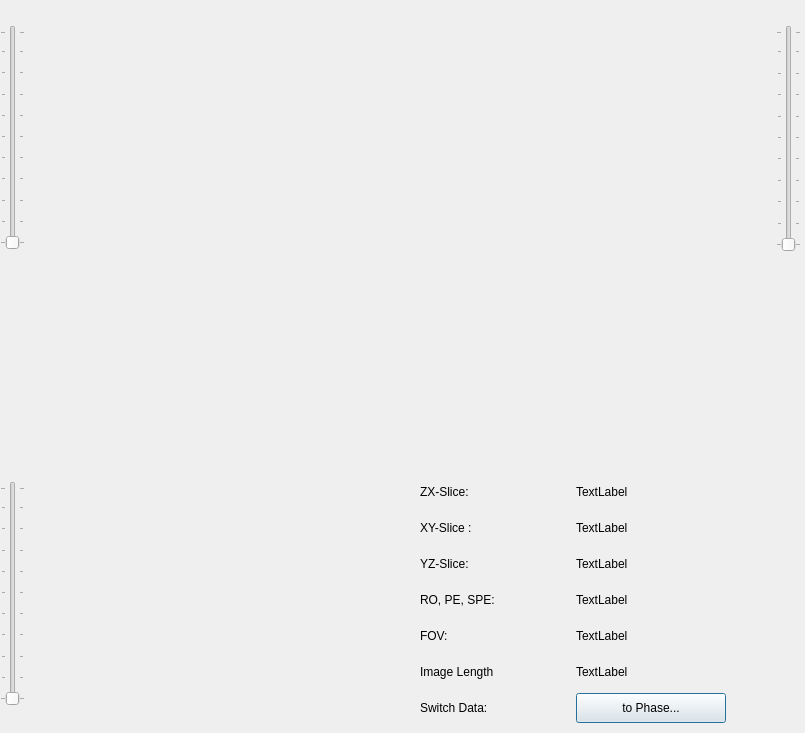
This is Applications/relax2/ui/view_3D.ui in OpenMRI/ocra as Qt 5 draws it before an edit. The edited form follows.
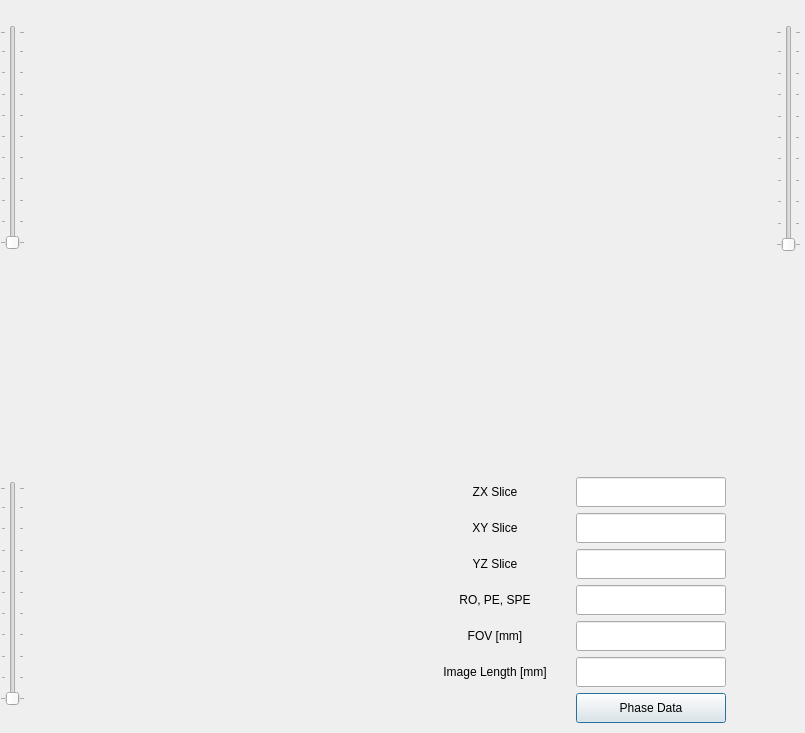
This is the edited form.

What changed in the file:
```diff
--- a/Applications/relax2/ui/view_3D.ui
+++ b/Applications/relax2/ui/view_3D.ui
@@ -258,32 +258,10 @@
        </size>
       </property>
       <property name="text">
-       <string>ZX-Slice:</string>
+       <string>ZX Slice</string>
       </property>
-     </widget>
-    </item>
-    <item row="0" column="1">
-     <widget class="QLabel" name="view3D_label_10">
-      <property name="sizePolicy">
-       <sizepolicy hsizetype="Fixed" vsizetype="Fixed">
-        <horstretch>0</horstretch>
-        <verstretch>0</verstretch>
-       </sizepolicy>
-      </property>
-      <property name="minimumSize">
-       <size>
-        <width>150</width>
-        <height>30</height>
-       </size>
-      </property>
-      <property name="maximumSize">
-       <size>
-        <width>150</width>
-        <height>30</height>
-       </size>
-      </property>
-      <property name="text">
-       <string>TextLabel</string>
+      <property name="alignment">
+       <set>Qt::AlignCenter</set>
       </property>
      </widget>
     </item>
@@ -308,32 +286,10 @@
        </size>
       </property>
       <property name="text">
-       <string>XY-Slice :</string>
+       <string>XY Slice</string>
       </property>
-     </widget>
-    </item>
-    <item row="1" column="1">
-     <widget class="QLabel" name="view3D_label_11">
-      <property name="sizePolicy">
-       <sizepolicy hsizetype="Fixed" vsizetype="Fixed">
-        <horstretch>0</horstretch>
-        <verstretch>0</verstretch>
-       </sizepolicy>
-      </property>
-      <property name="minimumSize">
-       <size>
-        <width>150</width>
-        <height>30</height>
-       </size>
-      </property>
-      <property name="maximumSize">
-       <size>
-        <width>150</width>
-        <height>30</height>
-       </size>
-      </property>
-      <property name="text">
-       <string>TextLabel</string>
+      <property name="alignment">
+       <set>Qt::AlignCenter</set>
       </property>
      </widget>
     </item>
@@ -358,32 +314,10 @@
        </size>
       </property>
       <property name="text">
-       <string>YZ-Slice:</string>
+       <string>YZ Slice</string>
       </property>
-     </widget>
-    </item>
-    <item row="2" column="1">
-     <widget class="QLabel" name="view3D_label_12">
-      <property name="sizePolicy">
-       <sizepolicy hsizetype="Fixed" vsizetype="Fixed">
-        <horstretch>0</horstretch>
-        <verstretch>0</verstretch>
-       </sizepolicy>
-      </property>
-      <property name="minimumSize">
-       <size>
-        <width>150</width>
-        <height>30</height>
-       </size>
-      </property>
-      <property name="maximumSize">
-       <size>
-        <width>150</width>
-        <height>30</height>
-       </size>
-      </property>
-      <property name="text">
-       <string>TextLabel</string>
+      <property name="alignment">
+       <set>Qt::AlignCenter</set>
       </property>
      </widget>
     </item>
@@ -408,32 +342,10 @@
        </size>
       </property>
       <property name="text">
-       <string>RO, PE, SPE:</string>
+       <string>RO, PE, SPE</string>
       </property>
-     </widget>
-    </item>
-    <item row="3" column="1">
-     <widget class="QLabel" name="view3D_label_13">
-      <property name="sizePolicy">
-       <sizepolicy hsizetype="Fixed" vsizetype="Fixed">
-        <horstretch>0</horstretch>
-        <verstretch>0</verstretch>
-       </sizepolicy>
-      </property>
-      <property name="minimumSize">
-       <size>
-        <width>150</width>
-        <height>30</height>
-       </size>
-      </property>
-      <property name="maximumSize">
-       <size>
-        <width>150</width>
-        <height>30</height>
-       </size>
-      </property>
-      <property name="text">
-       <string>TextLabel</string>
+      <property name="alignment">
+       <set>Qt::AlignCenter</set>
       </property>
      </widget>
     </item>
@@ -458,32 +370,10 @@
        </size>
       </property>
       <property name="text">
-       <string>FOV:</string>
+       <string>FOV [mm]</string>
       </property>
-     </widget>
-    </item>
-    <item row="4" column="1">
-     <widget class="QLabel" name="view3D_label_14">
-      <property name="sizePolicy">
-       <sizepolicy hsizetype="Fixed" vsizetype="Fixed">
-        <horstretch>0</horstretch>
-        <verstretch>0</verstretch>
-       </sizepolicy>
-      </property>
-      <property name="minimumSize">
-       <size>
-        <width>150</width>
-        <height>30</height>
-       </size>
-      </property>
-      <property name="maximumSize">
-       <size>
-        <width>150</width>
-        <height>30</height>
-       </size>
-      </property>
-      <property name="text">
-       <string>TextLabel</string>
+      <property name="alignment">
+       <set>Qt::AlignCenter</set>
       </property>
      </widget>
     </item>
@@ -508,57 +398,10 @@
        </size>
       </property>
       <property name="text">
-       <string>Image Length</string>
+       <string>Image Length [mm]</string>
       </property>
-     </widget>
-    </item>
-    <item row="5" column="1">
-     <widget class="QLabel" name="view3D_label_15">
-      <property name="sizePolicy">
-       <sizepolicy hsizetype="Fixed" vsizetype="Fixed">
-        <horstretch>0</horstretch>
-        <verstretch>0</verstretch>
-       </sizepolicy>
-      </property>
-      <property name="minimumSize">
-       <size>
-        <width>150</width>
-        <height>30</height>
-       </size>
-      </property>
-      <property name="maximumSize">
-       <size>
-        <width>150</width>
-        <height>30</height>
-       </size>
-      </property>
-      <property name="text">
-       <string>TextLabel</string>
-      </property>
-     </widget>
-    </item>
-    <item row="6" column="0">
-     <widget class="QLabel" name="label">
-      <property name="sizePolicy">
-       <sizepolicy hsizetype="Fixed" vsizetype="Fixed">
-        <horstretch>0</horstretch>
-        <verstretch>0</verstretch>
-       </sizepolicy>
-      </property>
-      <property name="minimumSize">
-       <size>
-        <width>150</width>
-        <height>30</height>
-       </size>
-      </property>
-      <property name="maximumSize">
-       <size>
-        <width>150</width>
-        <height>30</height>
-       </size>
-      </property>
-      <property name="text">
-       <string>Switch Data:</string>
+      <property name="alignment">
+       <set>Qt::AlignCenter</set>
       </property>
      </widget>
     </item>
@@ -583,7 +426,139 @@
        </size>
       </property>
       <property name="text">
-       <string>to Phase...</string>
+       <string>Phase Data</string>
+      </property>
+     </widget>
+    </item>
+    <item row="0" column="1">
+     <widget class="QLineEdit" name="view3D_ZX_Slice_lineEdit">
+      <property name="minimumSize">
+       <size>
+        <width>150</width>
+        <height>30</height>
+       </size>
+      </property>
+      <property name="maximumSize">
+       <size>
+        <width>150</width>
+        <height>30</height>
+       </size>
+      </property>
+      <property name="alignment">
+       <set>Qt::AlignRight|Qt::AlignTrailing|Qt::AlignVCenter</set>
+      </property>
+      <property name="readOnly">
+       <bool>true</bool>
+      </property>
+     </widget>
+    </item>
+    <item row="1" column="1">
+     <widget class="QLineEdit" name="view3D_XY_Slice_lineEdit">
+      <property name="minimumSize">
+       <size>
+        <width>150</width>
+        <height>30</height>
+       </size>
+      </property>
+      <property name="maximumSize">
+       <size>
+        <width>150</width>
+        <height>30</height>
+       </size>
+      </property>
+      <property name="alignment">
+       <set>Qt::AlignRight|Qt::AlignTrailing|Qt::AlignVCenter</set>
+      </property>
+      <property name="readOnly">
+       <bool>true</bool>
+      </property>
+     </widget>
+    </item>
+    <item row="2" column="1">
+     <widget class="QLineEdit" name="view3D_YZ_Slice_lineEdit">
+      <property name="minimumSize">
+       <size>
+        <width>150</width>
+        <height>30</height>
+       </size>
+      </property>
+      <property name="maximumSize">
+       <size>
+        <width>150</width>
+        <height>30</height>
+       </size>
+      </property>
+      <property name="alignment">
+       <set>Qt::AlignRight|Qt::AlignTrailing|Qt::AlignVCenter</set>
+      </property>
+      <property name="readOnly">
+       <bool>true</bool>
+      </property>
+     </widget>
+    </item>
+    <item row="3" column="1">
+     <widget class="QLineEdit" name="view3D_RO_PE_SPE_lineEdit">
+      <property name="minimumSize">
+       <size>
+        <width>150</width>
+        <height>30</height>
+       </size>
+      </property>
+      <property name="maximumSize">
+       <size>
+        <width>150</width>
+        <height>30</height>
+       </size>
+      </property>
+      <property name="alignment">
+       <set>Qt::AlignRight|Qt::AlignTrailing|Qt::AlignVCenter</set>
+      </property>
+      <property name="readOnly">
+       <bool>true</bool>
+      </property>
+     </widget>
+    </item>
+    <item row="4" column="1">
+     <widget class="QLineEdit" name="view3D_FOV_lineEdit">
+      <property name="minimumSize">
+       <size>
+        <width>150</width>
+        <height>30</height>
+       </size>
+      </property>
+      <property name="maximumSize">
+       <size>
+        <width>150</width>
+        <height>30</height>
+       </size>
+      </property>
+      <property name="alignment">
+       <set>Qt::AlignRight|Qt::AlignTrailing|Qt::AlignVCenter</set>
+      </property>
+      <property name="readOnly">
+       <bool>true</bool>
+      </property>
+     </widget>
+    </item>
+    <item row="5" column="1">
+     <widget class="QLineEdit" name="view3D_Image_Length_lineEdit">
+      <property name="minimumSize">
+       <size>
+        <width>150</width>
+        <height>30</height>
+       </size>
+      </property>
+      <property name="maximumSize">
+       <size>
+        <width>150</width>
+        <height>30</height>
+       </size>
+      </property>
+      <property name="alignment">
+       <set>Qt::AlignRight|Qt::AlignTrailing|Qt::AlignVCenter</set>
+      </property>
+      <property name="readOnly">
+       <bool>true</bool>
       </property>
      </widget>
     </item>
```
